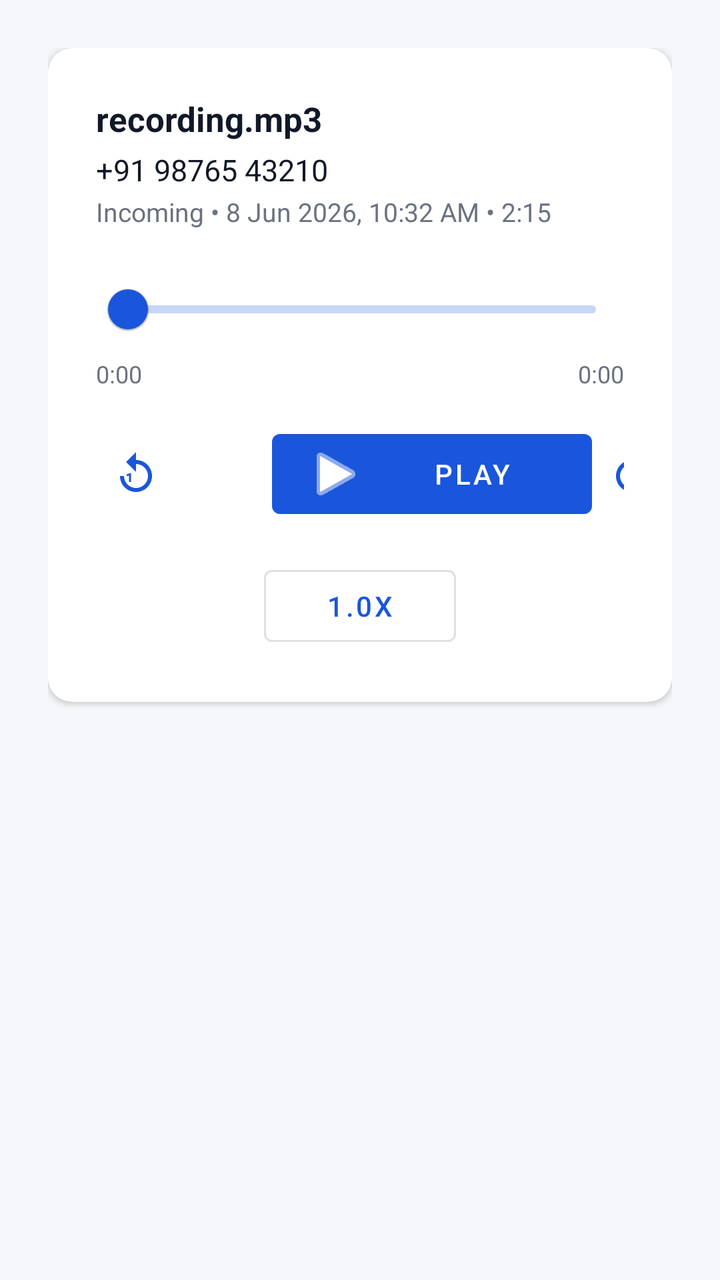
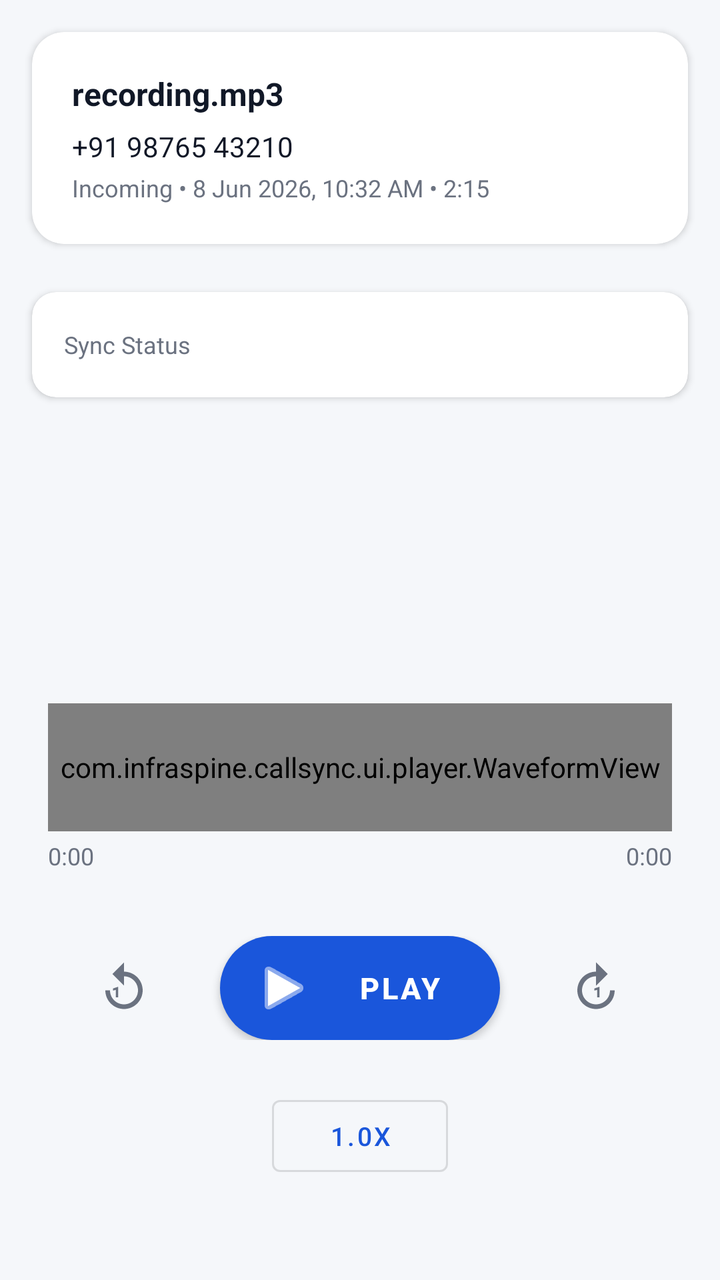

An Android layout rendered at two revisions. The XML below is the earlier revision; the diff shows what the commit changed to produce the second picture.
<!-- AndroidManifest.xml: application theme Theme.InfraSpineCallSync -->
<!-- res/layout/fragment_player.xml -->
<?xml version="1.0" encoding="utf-8"?>
<LinearLayout xmlns:android="http://schemas.android.com/apk/res/android"
    xmlns:app="http://schemas.android.com/apk/res-auto"
    android:layout_width="match_parent"
    android:layout_height="match_parent"
    android:background="@color/background"
    android:orientation="vertical"
    android:padding="@dimen/spacing_lg">

    <com.google.android.material.card.MaterialCardView
        android:layout_width="match_parent"
        android:layout_height="wrap_content"
        app:cardBackgroundColor="@color/surface"
        app:cardCornerRadius="@dimen/card_radius"
        app:cardElevation="2dp">

        <LinearLayout
            android:layout_width="match_parent"
            android:layout_height="wrap_content"
            android:orientation="vertical"
            android:padding="@dimen/spacing_lg">

            <TextView
                android:id="@+id/textFileName"
                android:layout_width="match_parent"
                android:layout_height="wrap_content"
                android:ellipsize="middle"
                android:singleLine="true"
                android:textColor="@color/text_primary"
                android:textSize="17sp"
                android:textStyle="bold"
                android:text="recording.mp3" />

            <TextView
                android:id="@+id/textPhoneNumber"
                android:layout_width="match_parent"
                android:layout_height="wrap_content"
                android:layout_marginTop="@dimen/spacing_xs"
                android:textColor="@color/text_primary"
                android:textSize="15sp"
                android:text="+91 98765 43210" />

            <TextView
                android:id="@+id/textCallMeta"
                android:layout_width="match_parent"
                android:layout_height="wrap_content"
                android:layout_marginTop="2dp"
                android:textColor="@color/text_secondary"
                android:textSize="13sp"
                android:text="Incoming • 8 Jun 2026, 10:32 AM • 2:15" />

            <com.google.android.material.slider.Slider
                android:id="@+id/sliderProgress"
                android:layout_width="match_parent"
                android:layout_height="wrap_content"
                android:layout_marginTop="@dimen/spacing_md"
                android:valueFrom="0"
                android:valueTo="1"
                android:value="0" />

            <LinearLayout
                android:layout_width="match_parent"
                android:layout_height="wrap_content"
                android:orientation="horizontal">

                <TextView
                    android:id="@+id/textPosition"
                    android:layout_width="0dp"
                    android:layout_height="wrap_content"
                    android:layout_weight="1"
                    android:textColor="@color/text_secondary"
                    android:textSize="12sp"
                    android:text="0:00" />

                <TextView
                    android:id="@+id/textDuration"
                    android:layout_width="wrap_content"
                    android:layout_height="wrap_content"
                    android:gravity="end"
                    android:textColor="@color/text_secondary"
                    android:textSize="12sp"
                    android:text="0:00" />

            </LinearLayout>

            <LinearLayout
                android:layout_width="match_parent"
                android:layout_height="wrap_content"
                android:layout_marginTop="@dimen/spacing_md"
                android:gravity="center_vertical"
                android:orientation="horizontal">

                <com.google.android.material.button.MaterialButton
                    android:id="@+id/buttonSkipBack"
                    style="@style/Widget.MaterialComponents.Button.TextButton"
                    android:layout_width="wrap_content"
                    android:layout_height="wrap_content"
                    android:contentDescription="@string/skip_back"
                    app:icon="@drawable/ic_skip_back_10"
                    app:iconPadding="0dp" />

                <Space
                    android:layout_width="0dp"
                    android:layout_height="wrap_content"
                    android:layout_weight="1" />

                <com.google.android.material.button.MaterialButton
                    android:id="@+id/buttonPlayPause"
                    style="@style/Widget.MaterialComponents.Button"
                    android:layout_width="wrap_content"
                    android:layout_height="wrap_content"
                    android:minWidth="160dp"
                    android:text="@string/play"
                    app:icon="@android:drawable/ic_media_play" />

                <Space
                    android:layout_width="0dp"
                    android:layout_height="wrap_content"
                    android:layout_weight="1" />

                <com.google.android.material.button.MaterialButton
                    android:id="@+id/buttonSkipForward"
                    style="@style/Widget.MaterialComponents.Button.TextButton"
                    android:layout_width="wrap_content"
                    android:layout_height="wrap_content"
                    android:contentDescription="@string/skip_forward"
                    app:icon="@drawable/ic_skip_forward_10"
                    app:iconPadding="0dp" />

            </LinearLayout>

            <com.google.android.material.button.MaterialButton
                android:id="@+id/buttonPlaybackSpeed"
                style="@style/Widget.MaterialComponents.Button.OutlinedButton"
                android:layout_width="wrap_content"
                android:layout_height="wrap_content"
                android:layout_gravity="center_horizontal"
                android:layout_marginTop="@dimen/spacing_md"
                android:minWidth="96dp"
                android:text="@string/playback_speed_default" />

        </LinearLayout>

    </com.google.android.material.card.MaterialCardView>

</LinearLayout>
<!-- resources referenced by this layout -->
<resources>
  <color name="background">#F5F7FA</color>
  <color name="surface">#FFFFFF</color>
  <color name="text_primary">#111827</color>
  <color name="text_secondary">#6B7280</color>
  <dimen name="card_radius">12dp</dimen>
  <dimen name="spacing_lg">24dp</dimen>
  <dimen name="spacing_md">16dp</dimen>
  <dimen name="spacing_xs">4dp</dimen>
  <!-- drawable ic_skip_back_10 (drawable) -->
  <?xml version="1.0" encoding="utf-8"?>
  <vector xmlns:android="http://schemas.android.com/apk/res/android"
      android:width="24dp"
      android:height="24dp"
      android:viewportWidth="24"
      android:viewportHeight="24"
      android:tint="?attr/colorOnSurface">
      <path
          android:fillColor="@android:color/white"
          android:pathData="M12,5V1L7,6l5,5V7c3.31,0 6,2.69 6,6s-2.69,6 -6,6 -6,-2.69 -6,-6H4c0,4.42 3.58,8 8,8s8,-3.58 8,-8 -3.58,-8 -8,-8z" />
      <path
          android:fillColor="@android:color/white"
          android:pathData="M9.5,16h-1v-3.2L7.3,13.1v-0.9l2.1,-0.7h0.1z" />
  </vector>
  <!-- drawable ic_skip_forward_10 (drawable) -->
  <?xml version="1.0" encoding="utf-8"?>
  <vector xmlns:android="http://schemas.android.com/apk/res/android"
      android:width="24dp"
      android:height="24dp"
      android:viewportWidth="24"
      android:viewportHeight="24"
      android:tint="?attr/colorOnSurface">
      <path
          android:fillColor="@android:color/white"
          android:pathData="M12,5V1l5,5 -5,5V7c-3.31,0 -6,2.69 -6,6s2.69,6 6,6 6,-2.69 6,-6h2c0,4.42 -3.58,8 -8,8s-8,-3.58 -8,-8 3.58,-8 8,-8z" />
      <path
          android:fillColor="@android:color/white"
          android:pathData="M13.5,16h-1v-3.2L11.3,13.1v-0.9l2.1,-0.7h0.1z" />
  </vector>
  <string name="play">Play</string>
  <string name="playback_speed_default">1.0x</string>
  <string name="skip_back">Skip back 10 seconds</string>
  <string name="skip_forward">Skip forward 10 seconds</string>
  <style name="Theme.InfraSpineCallSync" parent="Theme.MaterialComponents.DayNight.NoActionBar">
          <item name="colorPrimary">@color/primary</item>
          <item name="colorPrimaryDark">@color/primary_dark</item>
          <item name="colorAccent">@color/secondary</item>
          <item name="colorOnPrimary">@color/on_primary</item>
          <item name="android:colorBackground">@color/background</item>
          <item name="colorSurface">@color/surface</item>
          <item name="android:statusBarColor">@color/primary_dark</item>
          <item name="android:windowLightStatusBar" tools:targetApi="m">false</item>
      </style>
  <color name="primary">#1A56DB</color>
  <color name="primary_dark">#1240A8</color>
  <color name="secondary">#0F766E</color>
  <color name="on_primary">#FFFFFF</color>
</resources>

<!-- the commit's change to res/layout/fragment_player.xml (unified diff, before → after) -->
@@ -4,21 +4,23 @@
     android:layout_width="match_parent"
     android:layout_height="match_parent"
     android:background="@color/background"
-    android:orientation="vertical"
-    android:padding="@dimen/spacing_lg">
-
+    android:orientation="vertical">
+
+    
     <com.google.android.material.card.MaterialCardView
         android:layout_width="match_parent"
         android:layout_height="wrap_content"
+        android:layout_margin="16dp"
         app:cardBackgroundColor="@color/surface"
-        app:cardCornerRadius="@dimen/card_radius"
-        app:cardElevation="2dp">
+        app:cardCornerRadius="16dp"
+        app:cardElevation="2dp"
+        app:strokeWidth="0dp">
 
         <LinearLayout
             android:layout_width="match_parent"
             android:layout_height="wrap_content"
             android:orientation="vertical"
-            android:padding="@dimen/spacing_lg">
+            android:padding="20dp">
 
             <TextView
                 android:id="@+id/textFileName"
@@ -27,7 +29,7 @@
                 android:ellipsize="middle"
                 android:singleLine="true"
                 android:textColor="@color/text_primary"
-                android:textSize="17sp"
+                android:textSize="16sp"
                 android:textStyle="bold"
                 android:text="recording.mp3" />
 
@@ -35,112 +37,245 @@
                 android:id="@+id/textPhoneNumber"
                 android:layout_width="match_parent"
                 android:layout_height="wrap_content"
-                android:layout_marginTop="@dimen/spacing_xs"
+                android:layout_marginTop="6dp"
                 android:textColor="@color/text_primary"
-                android:textSize="15sp"
+                android:textSize="14sp"
                 android:text="+91 98765 43210" />
 
             <TextView
                 android:id="@+id/textCallMeta"
                 android:layout_width="match_parent"
                 android:layout_height="wrap_content"
-                android:layout_marginTop="2dp"
+                android:layout_marginTop="3dp"
                 android:textColor="@color/text_secondary"
-                android:textSize="13sp"
+                android:textSize="12sp"
                 android:text="Incoming • 8 Jun 2026, 10:32 AM • 2:15" />
 
-            <com.google.android.material.slider.Slider
-                android:id="@+id/sliderProgress"
-                android:layout_width="match_parent"
-                android:layout_height="wrap_content"
-                android:layout_marginTop="@dimen/spacing_md"
-                android:valueFrom="0"
-                android:valueTo="1"
-                android:value="0" />
-
+        </LinearLayout>
+    </com.google.android.material.card.MaterialCardView>
+
+    
+    <com.google.android.material.card.MaterialCardView
+        android:id="@+id/cardSyncStatus"
+        android:layout_width="match_parent"
+        android:layout_height="wrap_content"
+        android:layout_marginStart="16dp"
+        android:layout_marginEnd="16dp"
+        android:layout_marginTop="8dp"
+        app:cardBackgroundColor="@color/surface"
+        app:cardCornerRadius="12dp"
+        app:cardElevation="2dp"
+        app:strokeWidth="0dp">
+
+        <LinearLayout
+            android:layout_width="match_parent"
+            android:layout_height="wrap_content"
+            android:orientation="vertical"
+            android:padding="16dp">
+
+            
             <LinearLayout
                 android:layout_width="match_parent"
                 android:layout_height="wrap_content"
-                android:orientation="horizontal">
+                android:orientation="horizontal"
+                android:gravity="center_vertical">
 
                 <TextView
-                    android:id="@+id/textPosition"
                     android:layout_width="0dp"
                     android:layout_height="wrap_content"
                     android:layout_weight="1"
+                    android:text="Sync Status"
                     android:textColor="@color/text_secondary"
-                    android:textSize="12sp"
-                    android:text="0:00" />
+                    android:textSize="12sp" />
 
                 <TextView
-                    android:id="@+id/textDuration"
+                    android:id="@+id/textSyncStatusBadge"
                     android:layout_width="wrap_content"
                     android:layout_height="wrap_content"
-                    android:gravity="end"
-                    android:textColor="@color/text_secondary"
-                    android:textSize="12sp"
-                    android:text="0:00" />
+                    android:paddingStart="10dp"
+                    android:paddingEnd="10dp"
+                    android:paddingTop="3dp"
+                    android:paddingBottom="3dp"
+                    android:textSize="11sp"
+                    android:textStyle="bold"
+                    android:textColor="@color/white"
+                    android:background="@drawable/bg_status_chip"
+                    android:text="Pending" />
 
             </LinearLayout>
 
+            
             <LinearLayout
-                android:layout_width="match_parent"
-                android:layout_height="wrap_content"
-                android:layout_marginTop="@dimen/spacing_md"
-                android:gravity="center_vertical"
-                android:orientation="horizontal">
-
-                <com.google.android.material.button.MaterialButton
-                    android:id="@+id/buttonSkipBack"
-                    style="@style/Widget.MaterialComponents.Button.TextButton"
-                    android:layout_width="wrap_content"
-                    android:layout_height="wrap_content"
-                    android:contentDescription="@string/skip_back"
-                    app:icon="@drawable/ic_skip_back_10"
-                    app:iconPadding="0dp" />
-
-                <Space
+                android:id="@+id/layoutErrorDetail"
+                android:layout_width="match_parent"
+                android:layout_height="wrap_content"
+                android:orientation="horizontal"
+                android:gravity="top"
+                android:layout_marginTop="10dp"
+                android:padding="10dp"
+                android:background="#1FDC2626"
+                android:visibility="gone">
+
+                <ImageView
+                    android:layout_width="18dp"
+                    android:layout_height="18dp"
+                    android:layout_marginEnd="8dp"
+                    android:layout_marginTop="1dp"
+                    android:src="@drawable/ic_warning"
+                    android:contentDescription="@null" />
+
+                <TextView
+                    android:id="@+id/textSyncErrorDetail"
                     android:layout_width="0dp"
                     android:layout_height="wrap_content"
-                    android:layout_weight="1" />
-
-                <com.google.android.material.button.MaterialButton
-                    android:id="@+id/buttonPlayPause"
-                    style="@style/Widget.MaterialComponents.Button"
-                    android:layout_width="wrap_content"
-                    android:layout_height="wrap_content"
-                    android:minWidth="160dp"
-                    android:text="@string/play"
-                    app:icon="@android:drawable/ic_media_play" />
-
-                <Space
-                    android:layout_width="0dp"
-                    android:layout_height="wrap_content"
-                    android:layout_weight="1" />
-
-                <com.google.android.material.button.MaterialButton
-                    android:id="@+id/buttonSkipForward"
-                    style="@style/Widget.MaterialComponents.Button.TextButton"
-                    android:layout_width="wrap_content"
-                    android:layout_height="wrap_content"
-                    android:contentDescription="@string/skip_forward"
-                    app:icon="@drawable/ic_skip_forward_10"
-                    app:iconPadding="0dp" />
+                    android:layout_weight="1"
+                    android:textColor="@color/status_failed"
+                    android:textSize="12sp"
+                    android:lineSpacingExtra="2dp"
+                    android:text="Upload failed" />
 
             </LinearLayout>
 
+            
+            <TextView
+                android:id="@+id/textSyncUploadedAt"
+                android:layout_width="match_parent"
+                android:layout_height="wrap_content"
+                android:layout_marginTop="6dp"
+                android:textColor="@color/status_synced"
+                android:textSize="12sp"
+                android:visibility="gone"
+                android:text="Uploaded on —" />
+
+        </LinearLayout>
+    </com.google.android.material.card.MaterialCardView>
+
+    
+    <Space
+        android:layout_width="match_parent"
+        android:layout_height="0dp"
+        android:layout_weight="1" />
+
+    
+    <LinearLayout
+        android:layout_width="match_parent"
+        android:layout_height="wrap_content"
+        android:orientation="vertical"
+        android:paddingStart="24dp"
+        android:paddingEnd="24dp"
+        android:paddingBottom="48dp">
+
+        
+        <com.infraspine.callsync.ui.player.WaveformView
+            android:id="@+id/waveformView"
+            android:layout_width="match_parent"
+            android:layout_height="64dp"
+            android:layout_marginBottom="2dp" />
+
+        
+        <LinearLayout
+            android:layout_width="match_parent"
+            android:layout_height="wrap_content"
+            android:layout_marginTop="2dp"
+            android:orientation="horizontal">
+
+            <TextView
+                android:id="@+id/textPosition"
+                android:layout_width="0dp"
+                android:layout_height="wrap_content"
+                android:layout_weight="1"
+                android:textColor="@color/text_secondary"
+                android:textSize="12sp"
+                android:text="0:00" />
+
+            <TextView
+                android:id="@+id/textDuration"
+                android:layout_width="wrap_content"
+                android:layout_height="wrap_content"
+                android:textColor="@color/text_secondary"
+                android:textSize="12sp"
+                android:text="0:00" />
+
+        </LinearLayout>
+
+        
+        <LinearLayout
+            android:layout_width="match_parent"
+            android:layout_height="wrap_content"
+            android:layout_marginTop="32dp"
+            android:gravity="center"
+            android:orientation="horizontal">
+
             <com.google.android.material.button.MaterialButton
-                android:id="@+id/buttonPlaybackSpeed"
-                style="@style/Widget.MaterialComponents.Button.OutlinedButton"
+                android:id="@+id/buttonSkipBack"
+                style="@style/Widget.MaterialComponents.Button.TextButton"
+                android:layout_width="48dp"
+                android:layout_height="48dp"
+                android:minWidth="0dp"
+                android:minHeight="0dp"
+                android:insetTop="0dp"
+                android:insetBottom="0dp"
+                android:padding="10dp"
+                android:contentDescription="@string/skip_back"
+                app:icon="@drawable/ic_skip_back_10"
+                app:iconPadding="0dp"
+                app:iconSize="28dp"
+                app:iconTint="@color/text_secondary" />
+
+            <Space
+                android:layout_width="24dp"
+                android:layout_height="1dp" />
+
+            <com.google.android.material.button.MaterialButton
+                android:id="@+id/buttonPlayPause"
+                style="@style/Widget.MaterialComponents.Button"
                 android:layout_width="wrap_content"
-                android:layout_height="wrap_content"
-                android:layout_gravity="center_horizontal"
-                android:layout_marginTop="@dimen/spacing_md"
-                android:minWidth="96dp"
-                android:text="@string/playback_speed_default" />
-
-        </LinearLayout>
-
-    </com.google.android.material.card.MaterialCardView>
+                android:layout_height="52dp"
+                android:minWidth="140dp"
+                android:minHeight="0dp"
+                android:insetTop="0dp"
+                android:insetBottom="0dp"
+                android:textSize="15sp"
+                android:textStyle="bold"
+                android:text="@string/play"
+                app:cornerRadius="26dp"
+                app:icon="@android:drawable/ic_media_play"
+                app:iconPadding="8dp" />
+
+            <Space
+                android:layout_width="24dp"
+                android:layout_height="1dp" />
+
+            <com.google.android.material.button.MaterialButton
+                android:id="@+id/buttonSkipForward"
+                style="@style/Widget.MaterialComponents.Button.TextButton"
+                android:layout_width="48dp"
+                android:layout_height="48dp"
+                android:minWidth="0dp"
+                android:minHeight="0dp"
+                android:insetTop="0dp"
+                android:insetBottom="0dp"
+                android:padding="10dp"
+                android:contentDescription="@string/skip_forward"
+                app:icon="@drawable/ic_skip_forward_10"
+                app:iconPadding="0dp"
+                app:iconSize="28dp"
+                app:iconTint="@color/text_secondary" />
+
+        </LinearLayout>
+
+        
+        <com.google.android.material.button.MaterialButton
+            android:id="@+id/buttonPlaybackSpeed"
+            style="@style/Widget.MaterialComponents.Button.OutlinedButton"
+            android:layout_width="wrap_content"
+            android:layout_height="wrap_content"
+            android:layout_gravity="center_horizontal"
+            android:layout_marginTop="24dp"
+            android:minWidth="88dp"
+            android:textSize="13sp"
+            android:text="@string/playback_speed_default" />
+
+    </LinearLayout>
 
 </LinearLayout>
<!-- resource entries referenced after the edit -->
@@ -1,13 +1,18 @@
 <!-- resources referenced by this layout -->
 <resources>
   <color name="background">#F5F7FA</color>
+  <color name="status_failed">#DC2626</color>
+  <color name="status_synced">#16A34A</color>
   <color name="surface">#FFFFFF</color>
   <color name="text_primary">#111827</color>
   <color name="text_secondary">#6B7280</color>
-  <dimen name="card_radius">12dp</dimen>
-  <dimen name="spacing_lg">24dp</dimen>
-  <dimen name="spacing_md">16dp</dimen>
-  <dimen name="spacing_xs">4dp</dimen>
+  <color name="white">#FFFFFF</color>
+  <!-- drawable bg_status_chip (drawable) -->
+  <?xml version="1.0" encoding="utf-8"?>
+  <shape xmlns:android="http://schemas.android.com/apk/res/android" android:shape="rectangle">
+      <corners android:radius="100dp" />
+      <solid android:color="@android:color/transparent" />
+  </shape>
   <!-- drawable ic_skip_back_10 (drawable) -->
   <?xml version="1.0" encoding="utf-8"?>
   <vector xmlns:android="http://schemas.android.com/apk/res/android"
@@ -38,6 +43,17 @@
           android:fillColor="@android:color/white"
           android:pathData="M13.5,16h-1v-3.2L11.3,13.1v-0.9l2.1,-0.7h0.1z" />
   </vector>
+  <!-- drawable ic_warning (drawable) -->
+  <?xml version="1.0" encoding="utf-8"?>
+  <vector xmlns:android="http://schemas.android.com/apk/res/android"
+      android:width="18dp"
+      android:height="18dp"
+      android:viewportWidth="24"
+      android:viewportHeight="24">
+      <path
+          android:pathData="M1,21h22L12,2 1,21zM13,18h-2v-2h2v2zM13,14h-2v-4h2v4z"
+          android:fillColor="#DC2626"/>
+  </vector>
   <string name="play">Play</string>
   <string name="playback_speed_default">1.0x</string>
   <string name="skip_back">Skip back 10 seconds</string>
